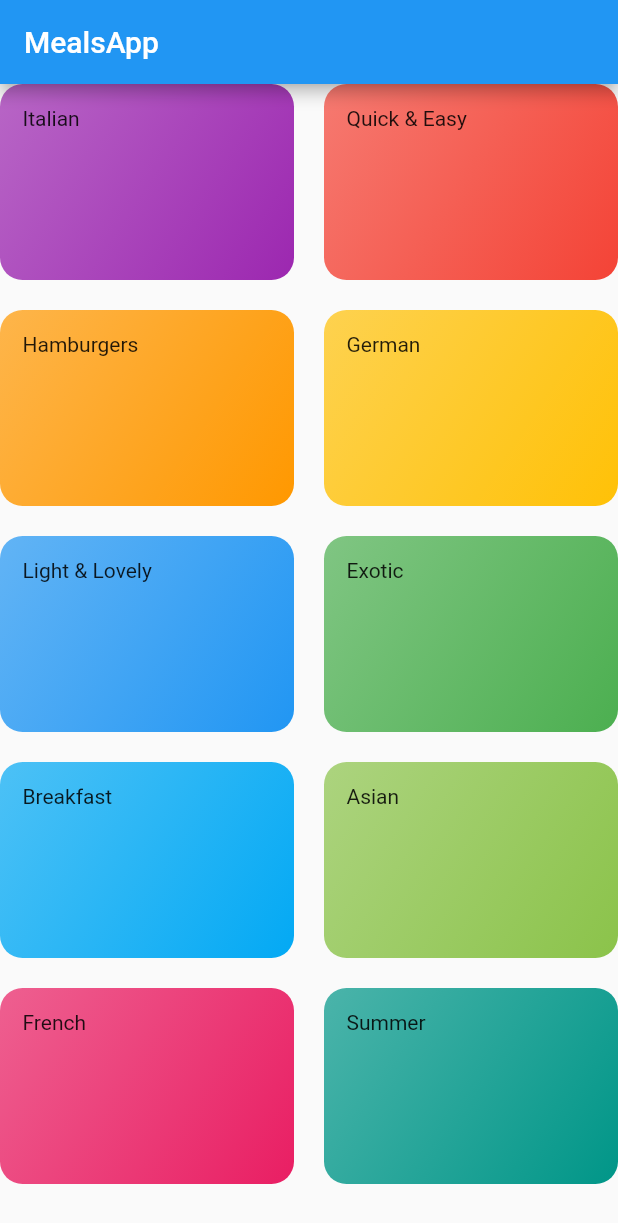
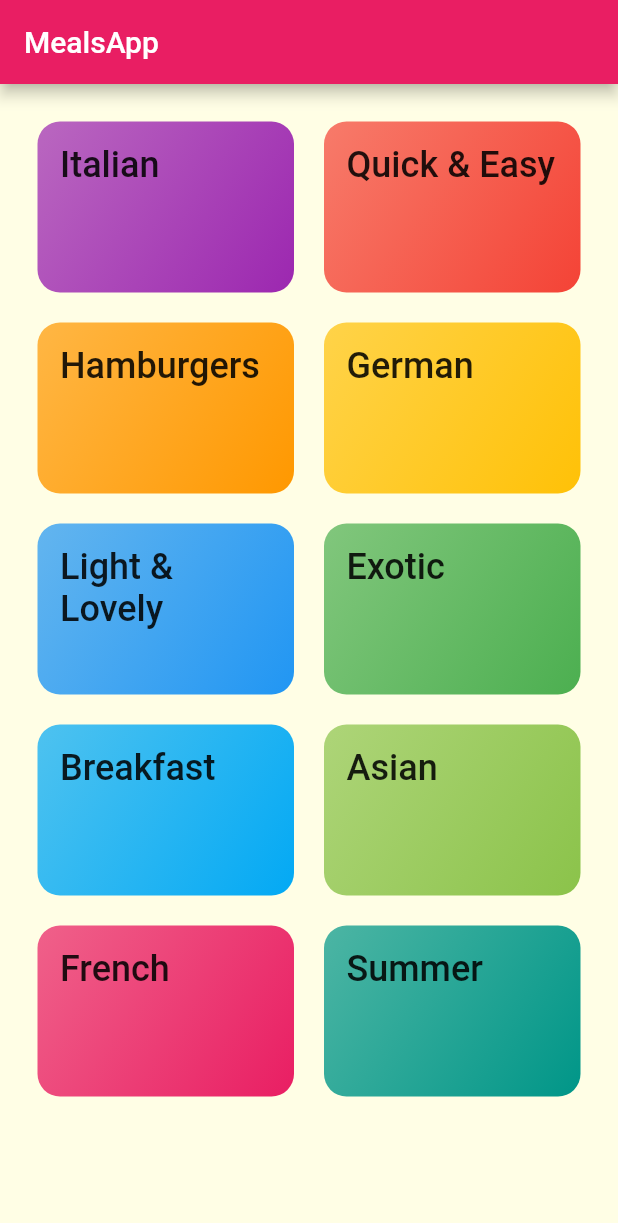
Before and after one commit to nejlaban/mealsApp, a Flutter app: the screen it shows after launch, on a phone screen of 412 x 824 dp. Shown: the top 1223 px of the screen. Run offline on Flutter 3.47's test engine with Material 2 defaults, Android fonts, the phone set to English and light mode, and no system bars; Roboto replaces fonts that are missing (Raleway).

Commit message:
Add category_meals_screen

```diff
--- a/lib/categories_screen.dart
+++ b/lib/categories_screen.dart
@@ -11,6 +11,7 @@ class CategoriesScreen extends StatelessWidget {
         title: const Text('MealsApp'),
       ),
       body: GridView(
+        padding: const EdgeInsets.all(25),
         children: DUMMY_CATEGORIES
             .map(
               (catData) => CategoryItem(
--- a/lib/category_item.dart
+++ b/lib/category_item.dart
@@ -1,4 +1,5 @@
 import 'package:flutter/material.dart';
+import 'package:flutter_complete_guide/category_meals_screen.dart';
 
 class CategoryItem extends StatelessWidget {
   final String title;
@@ -6,11 +7,28 @@ class CategoryItem extends StatelessWidget {
 
   CategoryItem(this.title, this.color);
 
+  void selectCategory(BuildContext ctx) {
+    Navigator.of(ctx).push(
+      MaterialPageRoute(
+        builder: (_) {
+          return CategoryMealsScreen();
+        },
+      ),
+    );
+  }
+
   @override
   Widget build(BuildContext context) {
-    return Container(
+    return InkWell(
+      onTap: () => selectCategory(context),
+      splashColor: Theme.of(context).primaryColor,
+      borderRadius: BorderRadius.circular(15),
+      child: Container(
         padding: const EdgeInsets.all(15),
-      child: Text(title),
+        child: Text(
+          title,
+          style: Theme.of(context).textTheme.title,
+        ),
         decoration: BoxDecoration(
           gradient: LinearGradient(
             colors: [
@@ -22,6 +40,7 @@ class CategoryItem extends StatelessWidget {
           ),
           borderRadius: BorderRadius.circular(15),
         ),
+      ),
     );
   }
 }
--- a/lib/main.dart
+++ b/lib/main.dart
@@ -9,10 +9,21 @@ class MyApp extends StatelessWidget {
     return MaterialApp(
       title: 'DeliMeals',
       theme: ThemeData(
-        primarySwatch: Colors.blue,
+        primarySwatch: Colors.pink,
+        accentColor: Colors.amber,
+        canvasColor: Color.fromRGBO(255, 254, 229, 1),
+        fontFamily: 'Raleway',
+        textTheme: ThemeData.light().textTheme.copyWith(
+            body1: TextStyle(
+              color: Color.fromRGBO(20, 51, 51, 1),
+            ),
+            body2: TextStyle(
+              color: Color.fromRGBO(20, 51, 51, 1),
+            ),
+            title: TextStyle(fontSize: 24)),
       ),
+      home: CategoriesScreen(),
       //  home: MyHomePage(),
-      home: CategoriesScreen(),
     );
   }
 }
```
Also changed, not shown: lib/category_meals_screen.dart (added, +14 -0 lines), pubspec.yaml (+1 -8 lines), assets/Raleway-Black.ttf (added), assets/Raleway-Bold.ttf (added), assets/Raleway-Regular.ttf (added), assets/RobotoCondensed-Bold.ttf (added), assets/RobotoCondensed-Italic.ttf (added), assets/RobotoCondensed-Light.ttf (added), assets/RobotoCondensed-Regular.ttf (added), 1 other file. Lines whose indentation alone changed are shown as unchanged.
